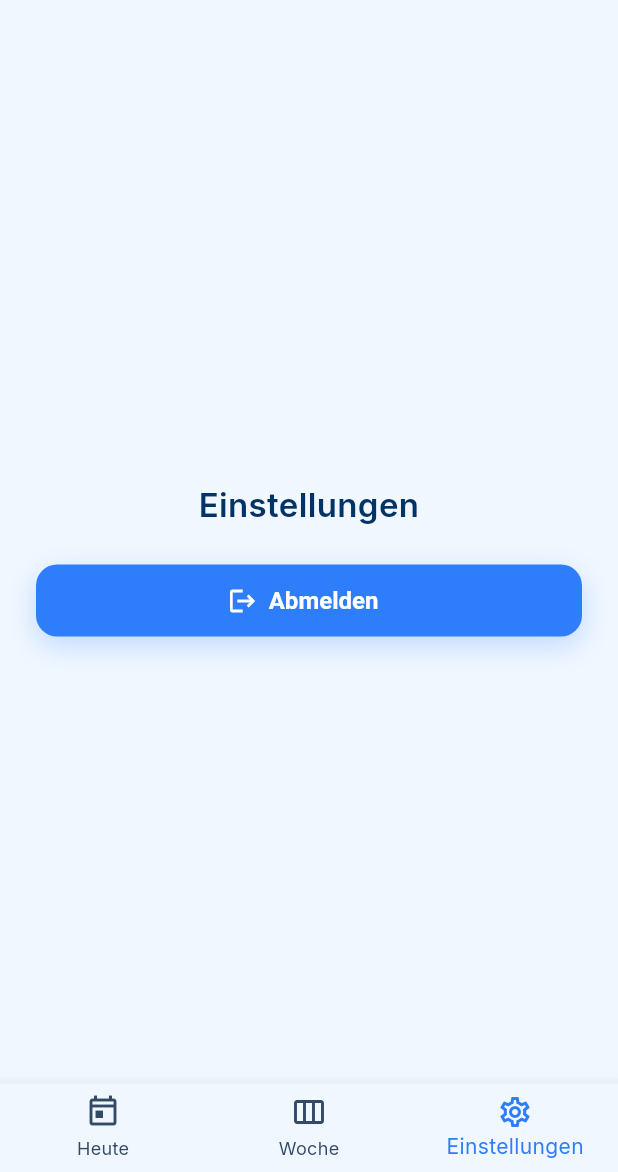
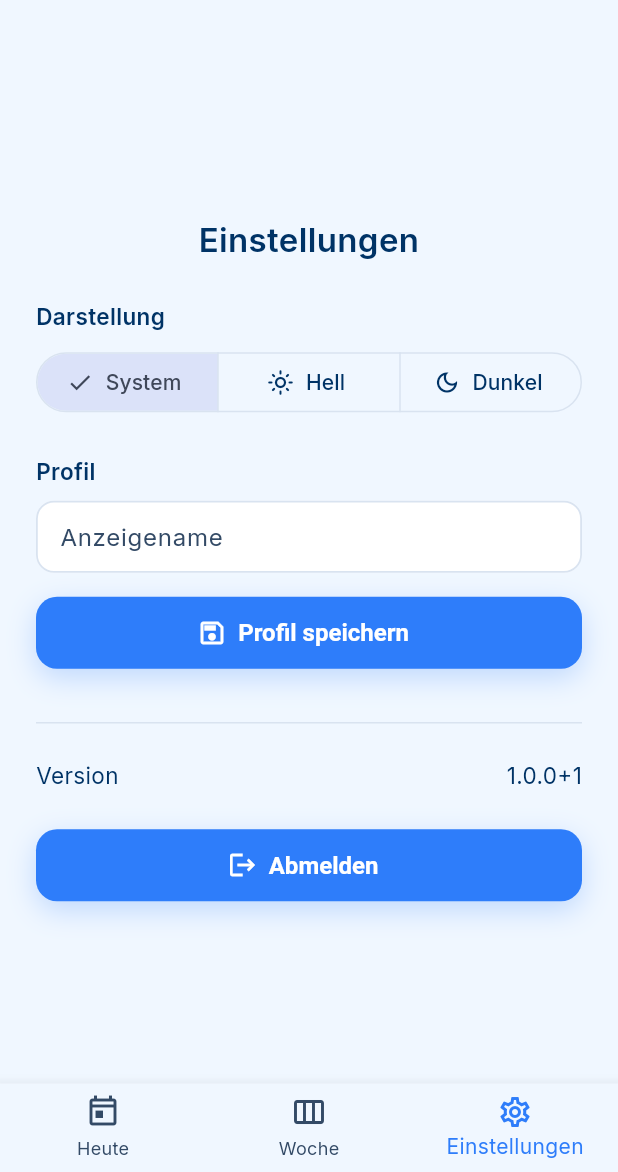
Before and after one commit to AlexBuchnerTeacher/reflecto, a Flutter app: the screen it shows once a user with an empty profile is signed in, item 3 of the bottom bar chosen, on a phone screen of 412 x 824 dp, the part 64-1236 px from its top. Run offline on Flutter 3.47's test engine with Material 3 defaults, Android fonts, the phone set to English and light mode, and no system bars; our stand-ins replace cloud_firestore, firebase_auth, firebase_core, flutter_riverpod, google_fonts, package_info_plus and 1 more; accounts and stored records are empty; network calls fail; statements that could not run were skipped.

Commit message:
feat(settings): theme toggle, profile edit, version display (#14)
* chore(ci): add label seeding, PR checks, docs and gh-pages previews

* chore(dev): add pre-commit hook for dart format

* ci: retrigger workflows after environment update

* style: format code

* chore: remove temporary README.full.txt

* style: fix analyzer warning (curly braces)

* test: make widget smoke test independent of Firebase

* ci(pages): skip deploy job for Dependabot PRs; keep previews for normal PRs

* ci: retrigger checks

* ci(pages): set PR preview base-href to /reflecto/pr-${{ github.event.number }}/

* ci(pages): disable PWA caching and inject SW-unregister to fix white-screen on Pages

* ci: add Seed Milestones workflow (workflow_dispatch)

* ci: auto-merge Dependabot minor/patch; dependabot: ignore flutter_riverpod major updates

* feat(settings): add theme mode (system/light/dark) with persistence, profile edit (displayName), and version display

* ci: auto-open PRs on push to feat/*, fix/*, chore/*, refactor/*, docs/*, ci/*

* ci: trigger auto-open pr workflow

* fix(settings): replace deprecated RadioListTile with SegmentedButton to satisfy analyzer

* fix(settings/auth): avoid overwriting createdAt on profile save; serialize AppUser without nulls

* ci: retrigger checks for settings PR

* ci: make auto-open PR step non-blocking and fix encoding

```diff
--- a/lib/app.dart
+++ b/lib/app.dart
@@ -4,18 +4,25 @@ import 'package:flutter_riverpod/flutter_riverpod.dart';
 import 'theme/reflecto_theme.dart';
 import 'screens/auth_screen.dart';
 import 'screens/home_screen.dart';
+import 'providers/settings_providers.dart';
 
-class ReflectoApp extends StatelessWidget {
+class ReflectoApp extends ConsumerWidget {
   const ReflectoApp({super.key});
 
   @override
-  Widget build(BuildContext context) {
+  Widget build(BuildContext context, WidgetRef ref) {
+    final appMode = ref.watch(themeModeProvider);
     return MaterialApp(
       title: 'Reflecto',
       debugShowCheckedModeBanner: false,
       theme: ReflectoTheme.light(),
       darkTheme: ReflectoTheme.dark(),
-      themeMode: ThemeMode.system,
+      themeMode: switch (appMode) {
+        AppThemeMode.system => ThemeMode.system,
+        AppThemeMode.light => ThemeMode.light,
+        AppThemeMode.dark => ThemeMode.dark,
+      },
+      // Use provider's material theme mode mapped from state
       home: Consumer(
         builder: (context, ref, _) {
           final authStream = FirebaseAuth.instance.authStateChanges();
--- /dev/null
+++ b/lib/providers/settings_providers.dart
@@ -0,0 +1,50 @@
+import 'package:flutter/material.dart';
+import 'package:flutter_riverpod/flutter_riverpod.dart';
+import 'package:shared_preferences/shared_preferences.dart';
+
+enum AppThemeMode { system, light, dark }
+
+class ThemeModeNotifier extends StateNotifier<AppThemeMode> {
+  ThemeModeNotifier() : super(AppThemeMode.system) {
+    _load();
+  }
+
+  static const _key = 'settings.themeMode';
+
+  Future<void> _load() async {
+    final prefs = await SharedPreferences.getInstance();
+    final value = prefs.getString(_key);
+    switch (value) {
+      case 'light':
+        state = AppThemeMode.light;
+        break;
+      case 'dark':
+        state = AppThemeMode.dark;
+        break;
+      default:
+        state = AppThemeMode.system;
+    }
+  }
+
+  Future<void> set(AppThemeMode mode) async {
+    state = mode;
+    final prefs = await SharedPreferences.getInstance();
+    final str = switch (mode) {
+      AppThemeMode.system => 'system',
+      AppThemeMode.light => 'light',
+      AppThemeMode.dark => 'dark',
+    };
+    await prefs.setString(_key, str);
+  }
+
+  ThemeMode get materialThemeMode => switch (state) {
+    AppThemeMode.system => ThemeMode.system,
+    AppThemeMode.light => ThemeMode.light,
+    AppThemeMode.dark => ThemeMode.dark,
+  };
+}
+
+final themeModeProvider =
+    StateNotifierProvider<ThemeModeNotifier, AppThemeMode>(
+      (ref) => ThemeModeNotifier(),
+    );
--- a/lib/screens/settings_screen.dart
+++ b/lib/screens/settings_screen.dart
@@ -1,22 +1,85 @@
 import 'package:flutter/material.dart';
+import 'package:flutter_riverpod/flutter_riverpod.dart';
+import 'package:firebase_auth/firebase_auth.dart';
+import 'package:package_info_plus/package_info_plus.dart';
+
 import '../widgets/reflecto_button.dart';
 import '../services/auth_service.dart';
+import '../services/firestore_service.dart';
+import '../models/user_model.dart';
+import '../providers/settings_providers.dart';
 
-class SettingsScreen extends StatefulWidget {
+class SettingsScreen extends ConsumerStatefulWidget {
   const SettingsScreen({super.key});
 
   @override
-  State<SettingsScreen> createState() => _SettingsScreenState();
+  ConsumerState<SettingsScreen> createState() => _SettingsScreenState();
 }
 
-class _SettingsScreenState extends State<SettingsScreen> {
+class _SettingsScreenState extends ConsumerState<SettingsScreen> {
   final _auth = AuthService();
   bool _loading = false;
+  final _nameCtrl = TextEditingController();
+  String? _email;
+  String? _version;
+
+  @override
+  void initState() {
+    super.initState();
+    final user = FirebaseAuth.instance.currentUser;
+    _email = user?.email;
+    _nameCtrl.text = user?.displayName ?? '';
+    _loadVersion();
+  }
+
+  @override
+  void dispose() {
+    _nameCtrl.dispose();
+    super.dispose();
+  }
+
+  Future<void> _loadVersion() async {
+    final info = await PackageInfo.fromPlatform();
+    if (!mounted) return;
+    setState(() => _version = '${info.version}+${info.buildNumber}');
+  }
 
   Future<void> _signOut() async {
     setState(() => _loading = true);
     try {
       await _auth.signOut();
+    } finally {
+      if (mounted) setState(() => _loading = false);
+    }
+  }
+
+  Future<void> _saveProfile() async {
+    final user = FirebaseAuth.instance.currentUser;
+    if (user == null) return;
+    final newName = _nameCtrl.text.trim();
+    if (newName.isEmpty) return;
+    setState(() => _loading = true);
+    try {
+      await user.updateDisplayName(newName);
+      await FirestoreService().saveUserData(
+        AppUser(
+          uid: user.uid,
+          displayName: newName,
+          email: user.email,
+          photoUrl: user.photoURL,
+        ),
+      );
+      if (mounted) {
+        ScaffoldMessenger.of(
+          context,
+        ).showSnackBar(const SnackBar(content: Text('Profil gespeichert')));
+      }
+    } catch (e) {
+      if (mounted) {
+        ScaffoldMessenger.of(
+          context,
+        ).showSnackBar(SnackBar(content: Text('Fehler beim Speichern: $e')));
+      }
     } finally {
       if (mounted) setState(() => _loading = false);
     }
@@ -30,15 +93,66 @@ class _SettingsScreenState extends State<SettingsScreen> {
         constraints: const BoxConstraints(maxWidth: maxWidth),
         child: Padding(
           padding: const EdgeInsets.all(24),
-          child: Column(
-            mainAxisSize: MainAxisSize.min,
-            crossAxisAlignment: CrossAxisAlignment.stretch,
+          child: ListView(
+            shrinkWrap: true,
             children: [
               const Text(
                 'Einstellungen',
                 textAlign: TextAlign.center,
                 style: TextStyle(fontSize: 22, fontWeight: FontWeight.w600),
               ),
+              const SizedBox(height: 24),
+
+              // Theme
+              const Text(
+                'Darstellung',
+                style: TextStyle(fontWeight: FontWeight.w600),
+              ),
+              const SizedBox(height: 8),
+              const _ThemeSection(),
+              const SizedBox(height: 24),
+
+              // Profile
+              const Text(
+                'Profil',
+                style: TextStyle(fontWeight: FontWeight.w600),
+              ),
+              const SizedBox(height: 8),
+              TextField(
+                controller: _nameCtrl,
+                decoration: const InputDecoration(
+                  labelText: 'Anzeigename',
+                  border: OutlineInputBorder(
+                    borderRadius: BorderRadius.all(Radius.circular(12)),
+                  ),
+                ),
+              ),
+              const SizedBox(height: 8),
+              if (_email != null && _email!.isNotEmpty)
+                Text(
+                  'E-Mail: $_email',
+                  style: const TextStyle(color: Colors.grey),
+                ),
+              const SizedBox(height: 8),
+              Align(
+                alignment: Alignment.centerLeft,
+                child: ReflectoButton(
+                  text: _loading ? 'Speichern…' : 'Profil speichern',
+                  icon: Icons.save_outlined,
+                  onPressed: _loading ? null : _saveProfile,
+                ),
+              ),
+
+              const SizedBox(height: 24),
+              const Divider(),
+              const SizedBox(height: 12),
+
+              // Version
+              Row(
+                mainAxisAlignment: MainAxisAlignment.spaceBetween,
+                children: [const Text('Version'), Text(_version ?? '…')],
+              ),
+
               const SizedBox(height: 24),
               ReflectoButton(
                 text: _loading ? 'Abmelden…' : 'Abmelden',
@@ -52,3 +166,36 @@ class _SettingsScreenState extends State<SettingsScreen> {
     );
   }
 }
+
+class _ThemeSection extends ConsumerWidget {
+  const _ThemeSection();
+  @override
+  Widget build(BuildContext context, WidgetRef ref) {
+    final mode = ref.watch(themeModeProvider);
+    void setMode(AppThemeMode m) => ref.read(themeModeProvider.notifier).set(m);
+    return SegmentedButton<AppThemeMode>(
+      segments: const [
+        ButtonSegment(
+          value: AppThemeMode.system,
+          label: Text('System'),
+          icon: Icon(Icons.settings_suggest_outlined),
+        ),
+        ButtonSegment(
+          value: AppThemeMode.light,
+          label: Text('Hell'),
+          icon: Icon(Icons.light_mode_outlined),
+        ),
+        ButtonSegment(
+          value: AppThemeMode.dark,
+          label: Text('Dunkel'),
+          icon: Icon(Icons.dark_mode_outlined),
+        ),
+      ],
+      selected: {mode},
+      onSelectionChanged: (set) {
+        final sel = set.first;
+        setMode(sel);
+      },
+    );
+  }
+}
--- a/pubspec.yaml
+++ b/pubspec.yaml
@@ -42,6 +42,8 @@ dependencies:
   flutter_riverpod: ^2.5.1
   http: ^1.5.0
   intl: ^0.19.0
+  package_info_plus: ^8.0.0
+  shared_preferences: ^2.2.2
 
 dev_dependencies:
   flutter_test:
```
Also changed, not shown: lib/models/user_model.dart (+7 -7 lines), lib/services/firestore_service.dart (+22 -6 lines), pubspec.lock, 3 other files.
